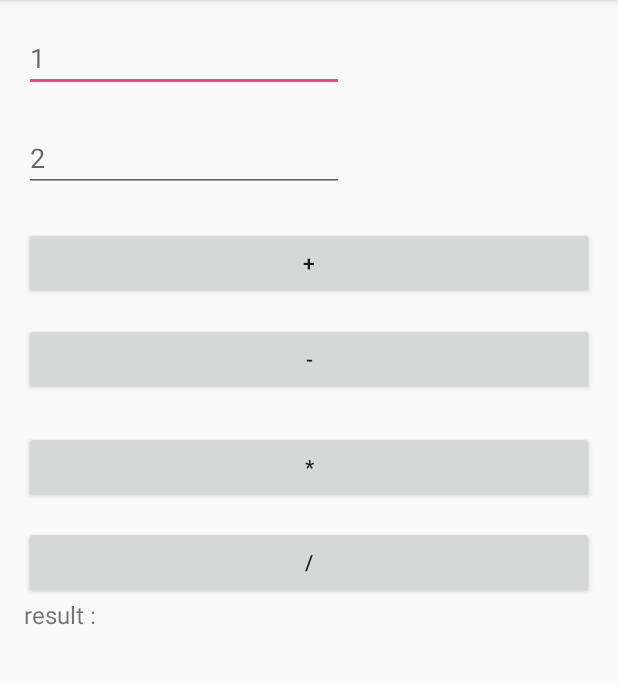
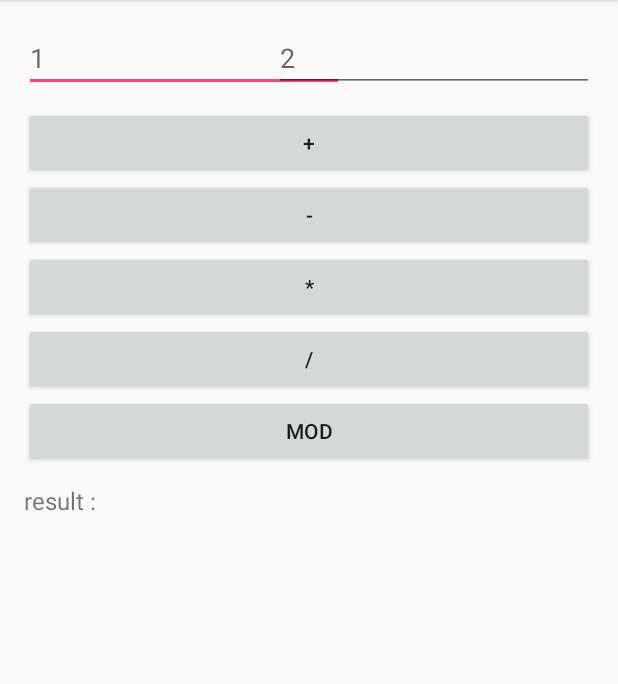
Before and after one commit to kimsungchan/android_calculaotr, an Android app: the screen it shows after launch (MainActivity), on a phone screen of 412 x 824 dp, the part 84-768 px from its top. Run offline under Robolectric (Android 15) with nearby library versions, the phone set to English and light mode, and no system bars.

```diff
--- a/app/src/main/java/com/example/a403/myapplication/MainActivity.java
+++ b/app/src/main/java/com/example/a403/myapplication/MainActivity.java
@@ -38,6 +38,9 @@ public class MainActivity extends AppCompatActivity {
            else if(v.getId() == R.id.button4){
                result = num1/num2;
            }
+           else if(v.getId()== R.id.button5){
+               result = num1%num2;
+           }
            t1.setText(""+result);
     }
 }
--- a/app/src/main/res/layout/activity_main.xml
+++ b/app/src/main/res/layout/activity_main.xml
@@ -22,69 +22,76 @@
         android:id="@+id/editText"
         android:hint="1" />
 
+    <Button
+        android:text="+"
+        android:layout_width="match_parent"
+        android:layout_height="wrap_content"
+        android:layout_marginTop="10dp"
+        android:id="@+id/button"
+        android:onClick="on"
+        android:layout_below="@+id/editText2"
+        android:layout_alignParentLeft="true"
+        android:layout_alignParentStart="true" />
+
     <EditText
         android:layout_width="wrap_content"
         android:layout_height="wrap_content"
         android:inputType="textPersonName"
         android:ems="10"
-        android:layout_below="@+id/editText"
-        android:layout_alignRight="@+id/editText"
-        android:layout_alignEnd="@+id/editText"
-        android:layout_marginTop="21dp"
         android:id="@+id/editText2"
-        android:hint="2" />
-
-    <Button
-        android:text="+"
-        android:layout_width="match_parent"
-        android:layout_height="wrap_content"
-        android:layout_below="@+id/editText2"
-        android:layout_alignParentLeft="true"
-        android:layout_alignParentStart="true"
-        android:layout_marginTop="23dp"
-        android:id="@+id/button"
-        android:onClick="on" />
+        android:hint="2"
+        android:layout_alignParentTop="true"
+        android:layout_alignParentRight="true"
+        android:layout_alignParentEnd="true" />
 
     <Button
         android:text="-"
         android:layout_width="match_parent"
         android:layout_height="wrap_content"
+        android:id="@+id/button2"
+        android:onClick ="on"
         android:layout_below="@+id/button"
         android:layout_alignParentLeft="true"
-        android:layout_alignParentStart="true"
-        android:layout_marginTop="16dp"
-        android:id="@+id/button2"
-        android:onClick ="on"/>
+        android:layout_alignParentStart="true" />
 
     <Button
         android:text="*"
         android:layout_width="match_parent"
         android:layout_height="wrap_content"
+        android:id="@+id/button3"
+        android:onClick="on"
         android:layout_below="@+id/button2"
         android:layout_alignParentLeft="true"
-        android:layout_alignParentStart="true"
-        android:layout_marginTop="24dp"
-        android:id="@+id/button3"
-        android:onClick="on" />
+        android:layout_alignParentStart="true" />
 
     <Button
         android:text="/"
         android:layout_width="match_parent"
         android:layout_height="wrap_content"
+        android:id="@+id/button4"
+        android:onClick="on"
         android:layout_below="@+id/button3"
         android:layout_alignParentLeft="true"
-        android:layout_alignParentStart="true"
-        android:layout_marginTop="15dp"
-        android:id="@+id/button4"
-        android:onClick="on" />
+        android:layout_alignParentStart="true" />
 
     <TextView
         android:text="result :"
         android:layout_width="wrap_content"
         android:layout_height="wrap_content"
+        android:id="@+id/textView"
+        android:textSize="@dimen/activity_vertical_margin"
         android:layout_below="@+id/button4"
         android:layout_alignParentLeft="true"
         android:layout_alignParentStart="true"
-        android:id="@+id/textView"
-        android:textSize="@dimen/activity_vertical_margin" />
+        android:layout_marginTop="59dp" />
+
+    <Button
+        android:text="mod"
+        android:layout_width="match_parent"
+        android:layout_height="wrap_content"
+        android:layout_below="@+id/button4"
+        android:layout_alignParentLeft="true"
+        android:layout_alignParentStart="true"
+        android:id="@+id/button5"
+        android:onClick="on"/>
 </RelativeLayout>
```
